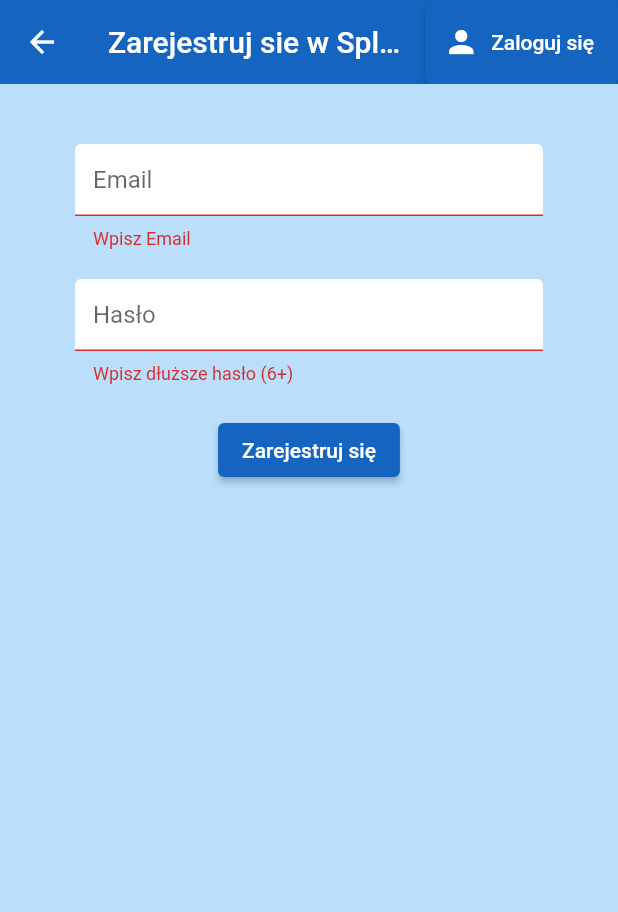
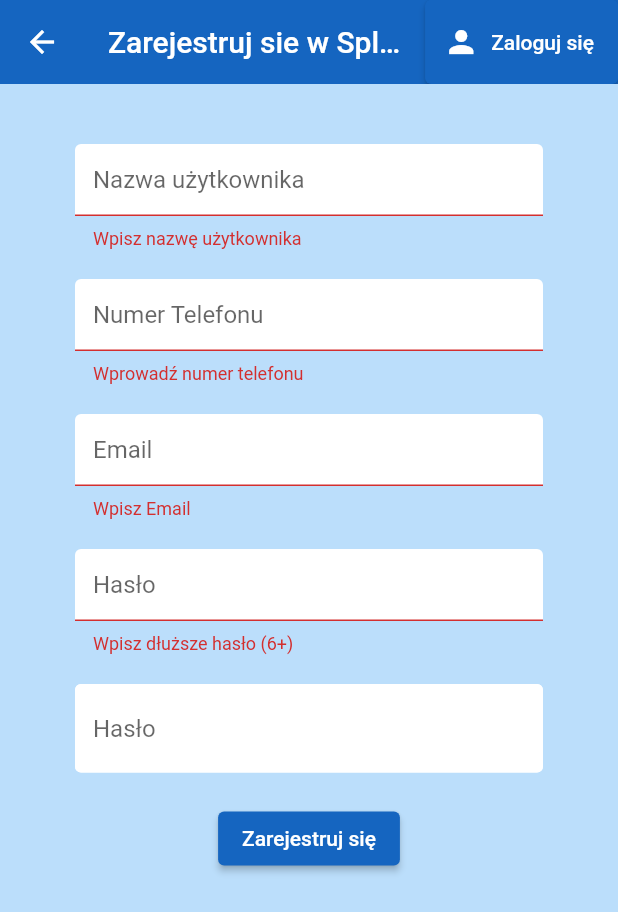
Before and after one commit to marcin62/SplitCost, a Flutter app: the Register screen opened directly, after a tap on "Zarejestruj się", on a phone screen of 412 x 824 dp. Shown: the top 912 px of the screen. Run offline on Flutter 3.47's test engine with Material 2 defaults, Android fonts, the light colour scheme and no system bars; our stand-ins replace cloud_firestore, firebase_auth, firebase_core, flutter_spinkit; accounts and stored records are empty.

Commit message:
Data validation and register form

```diff
--- a/lib/screens/authenticate/register.dart
+++ b/lib/screens/authenticate/register.dart
@@ -3,6 +3,7 @@ import 'package:splitcost/services/auth.dart';
 import 'package:splitcost/style/colors.dart';
 import 'package:splitcost/style/inputdecoration.dart';
 import 'package:splitcost/style/loading.dart';
+import 'package:splitcost/validators/validators.dart';
 
 class Register extends StatefulWidget {
 
@@ -20,13 +21,17 @@ class _RegisterState extends State<Register> {
   bool loading = false;
 
   // text field state
+  String userName = '';
+  String phone = '';
   String email = '';
   String password = '';
+  String password2 = '';
   String error ='';
 
   @override
   Widget build(BuildContext context) {
     return loading ? Loading() : Scaffold(
+      resizeToAvoidBottomInset: true,
       backgroundColor: MyColors.color1,
       appBar: AppBar(
         backgroundColor: MyColors.color2,
@@ -45,12 +50,30 @@ class _RegisterState extends State<Register> {
           ),
         ],
       ),
-      body: Container(
+      body:SingleChildScrollView(
+        child: Container(
         padding: EdgeInsets.symmetric(vertical: 20, horizontal: 50),
           child: Form(
             key: _formKey,
             child: Column(
               children: <Widget>[
+                SizedBox(height: 20.0),
+                TextFormField(
+                  decoration: MyDecoration.textInputDecoration.copyWith(hintText: 'Nazwa użytkownika'),
+                  validator: (val) => val.length == 0 ? 'Wpisz nazwę użytkownika' : null,
+                  onChanged: (val) {
+                    setState(() => userName = val);
+                  },
+                ),
+                SizedBox(height: 20.0),
+                TextFormField(
+                  decoration: MyDecoration.textInputDecoration.copyWith(hintText: 'Numer Telefonu'),
+                  validator: (val) => validateMobile(val),
+                  // validator: (val) => val.length != 9 || validateMobile(val) ? 'Wpisz numer telefonu ( 9 cyfr )' : null,
+                  onChanged: (val) {
+                    setState(() => phone = val);
+                  },
+                ),
                 SizedBox(height: 20.0),
                 TextFormField(
                   decoration: MyDecoration.textInputDecoration.copyWith(hintText: 'Email'),
@@ -68,6 +91,15 @@ class _RegisterState extends State<Register> {
                     setState(() => password = val);
                   },
                 ),
+                SizedBox(height: 20.0),
+                TextFormField(
+                  decoration: MyDecoration.textInputDecoration.copyWith(hintText: 'Hasło'),
+                  obscureText: true,
+                  validator: (val) => password != password2 ? 'Hasła się różnią' : null,
+                  onChanged: (val) {
+                    setState(() => password2 = val);
+                  },
+                ),
                 SizedBox(height: 20.0,),
                 ElevatedButton(
                   style: ButtonStyle(
@@ -80,12 +112,30 @@ class _RegisterState extends State<Register> {
                   onPressed: () async {
                     if(_formKey.currentState.validate()){
                       setState(() => loading = true);
-                    dynamic result = await _auth.registerWithEmailAndPassword(email, password);
+                      dynamic result = await _auth.checkIfUsernameIsAvaviable(userName);
+                      print(result);
+                      if(result !=0 ){
+                        setState(() {
+                          error = 'Nazwa użytkownika jest już zajęta, podaj inną';
+                          loading = false;
+                        });
+                      }
+                      else {
+                        result = await _auth.checkIfPhoneIsAvaviable(phone);
+                        if(result !=0 ){
+                          setState(() {
+                            error = 'Podany numer telefonu jest już używany';
+                            loading = false;
+                          });
+                        } else {
+                          result = await _auth.registerWithEmailAndPassword(email,password,userName,phone);
                           if(result == null){
                             setState(() {
                               error = 'Prosze podaj prawidłowy email';
                               loading = false;
                             });
+                          }
+                        }
                       }
                     }
                   },
@@ -102,6 +152,7 @@ class _RegisterState extends State<Register> {
             ),
           ),
         ),
+      ),
     );
   }
 }
--- a/lib/screens/authenticate/sign_in.dart
+++ b/lib/screens/authenticate/sign_in.dart
@@ -27,6 +27,7 @@ class _SignInState extends State<SignIn> {
   @override
   Widget build(BuildContext context) {
     return loading ? Loading() : Scaffold(
+      resizeToAvoidBottomInset: true,
       backgroundColor: MyColors.color1,
       appBar: AppBar(
         backgroundColor: MyColors.color2,
@@ -45,7 +46,8 @@ class _SignInState extends State<SignIn> {
           ),
         ],
       ),
-      body: Container(
+      body: SingleChildScrollView(
+        child: Container(
         padding: EdgeInsets.symmetric(vertical: 20, horizontal: 50),
           child: Form(
             key: _formKey,
@@ -102,6 +104,7 @@ class _SignInState extends State<SignIn> {
             ),
           ),
         ),
+      ),
     );
   }
 }
--- /dev/null
+++ b/lib/validators/validators.dart
@@ -0,0 +1,12 @@
+
+String validateMobile(String value) {
+  String patttern = r'(^(?:[+0]9)?[0-9]{9,9}$)';
+  RegExp regExp = new RegExp(patttern);
+  if (value.length == 0) {
+        return 'Wprowadź numer telefonu';
+  }
+  else if (!regExp.hasMatch(value)) {
+        return 'Prawidłowy numer zawiera 9 cyfr';
+  }
+  return null;
+}
```
Also changed, not shown: lib/services/auth.dart (+24 -1 lines), lib/services/database.dart (+24 -0 lines). Lines whose indentation alone changed are shown as unchanged.
